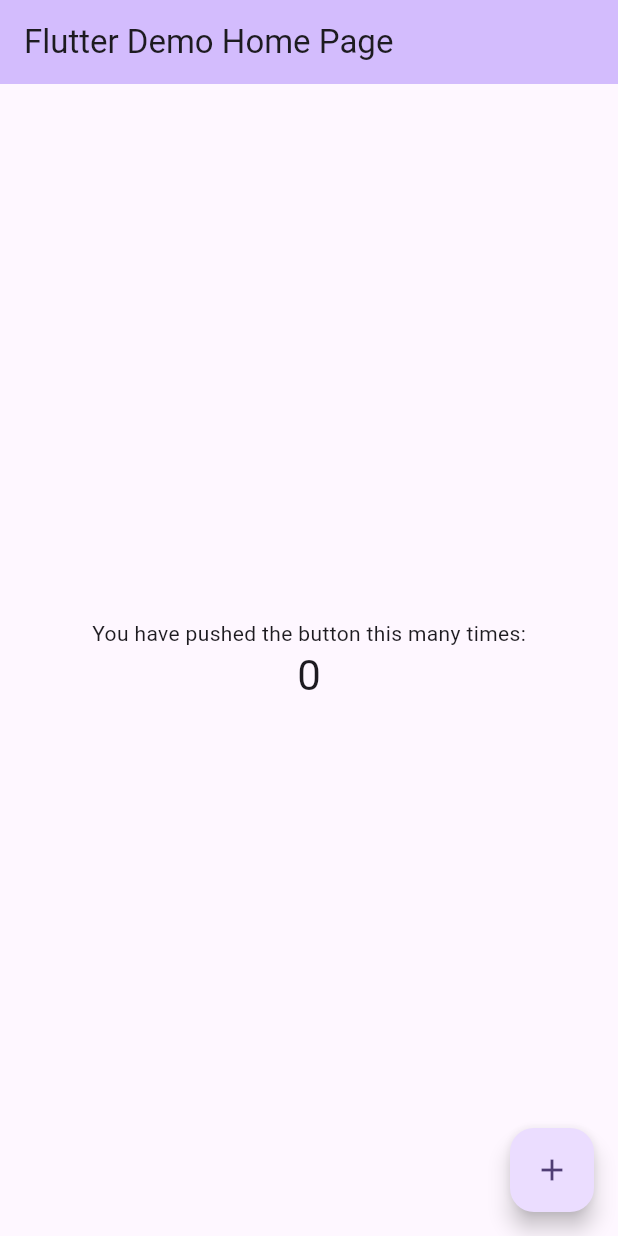
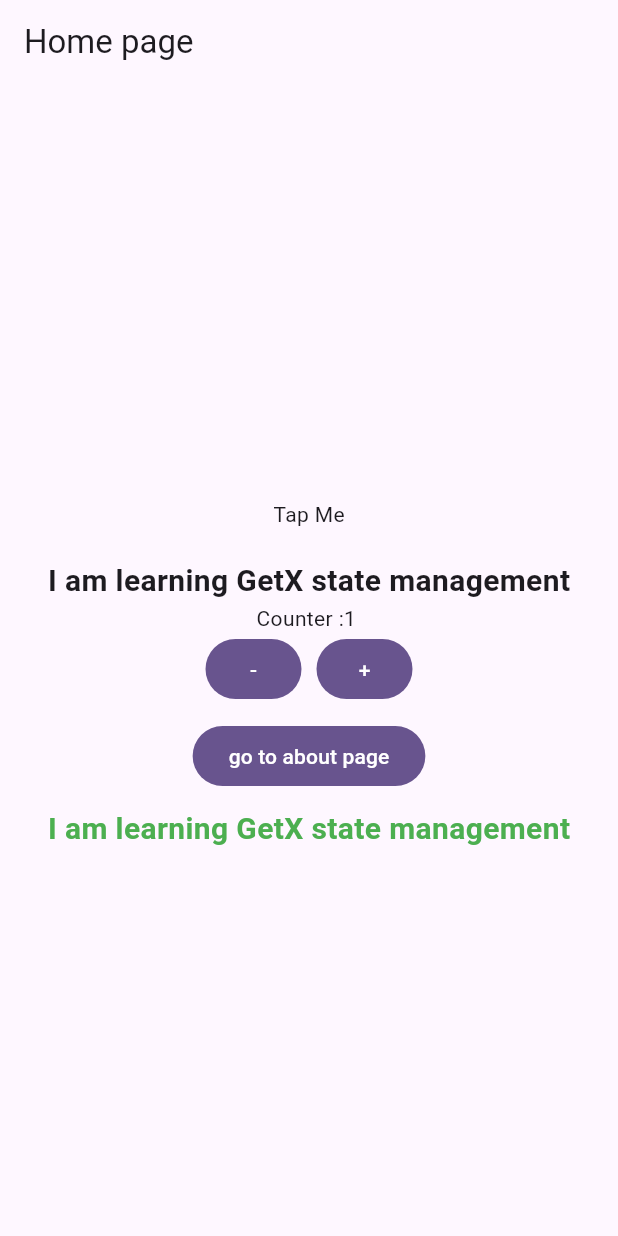
Before and after one commit to PradipJaysawal/Flutter, a Flutter app: the screen it shows after launch, on a phone screen of 412 x 824 dp. Run offline on Flutter 3.47's test engine with Material 3 defaults, Android fonts, the light colour scheme and no system bars; our stand-ins replace gap, get.

Commit message:
stateless & statefull in second of 6day

```diff
--- a/first/lib/utils/app_color.dart
+++ b/first/lib/utils/app_color.dart
@@ -0,0 +1,5 @@
+import 'package:flutter/widgets.dart';
+
+class AppColor {
+  Color get primaryColor => const Color(0xFF6200EE);
+}
--- a/fourth/pubspec.yaml
+++ b/fourth/pubspec.yaml
@@ -34,6 +34,7 @@
   # The following adds the Cupertino Icons font to your application.
   # Use with the CupertinoIcons class for iOS style icons.
   cupertino_icons: ^1.0.8
+  get: ^4.7.3
 
 dev_dependencies:
   flutter_test:
--- /dev/null
+++ b/second/lib/binding/binding.dart
@@ -0,0 +1,9 @@
+import 'package:get/get.dart';
+import 'package:second/controller/controller.dart';
+
+class ControllerBinding extends Bindings {
+  @override
+  void dependencies() {
+    Get.put<CounterController>(CounterController(), permanent: true);
+  }
+}
--- /dev/null
+++ b/second/lib/controller/controller.dart
@@ -0,0 +1,32 @@
+import 'package:get/get.dart';
+
+class CounterController extends GetxController {
+  RxInt counter = 1.obs;
+
+  void increment() {
+    counter.value++;
+    print(counter.value);
+    //condition
+    if (counter > 10) {
+      counter.value = 10;
+      Get.snackbar(
+        "Warning",
+        "Counter cannot be greater than 10",
+        snackPosition: SnackPosition.TOP,
+      );
+    }
+  }
+
+  void decrement() {
+    counter.value--;
+    print(counter.value);
+    if (counter < 1) {
+      counter.value = 1;
+      Get.snackbar(
+        "Warning",
+        "Counter cannot be less than 1",
+        snackPosition: SnackPosition.BOTTOM,
+      );
+    }
+  }
+}
--- a/second/lib/main.dart
+++ b/second/lib/main.dart
@@ -1,4 +1,8 @@
 import 'package:flutter/material.dart';
+import 'package:get/get.dart';
+import 'package:second/binding/binding.dart';
+import 'package:second/view/home.dart';
+import 'package:second/view/home_stateless.dart';
 
 void main() {
   runApp(const MyApp());
@@ -10,113 +14,15 @@
   // This widget is the root of your application.
   @override
   Widget build(BuildContext context) {
-    return MaterialApp(
+    return GetMaterialApp(
+      // Remove the debug banner
+      debugShowCheckedModeBanner: false,
       title: 'Flutter Demo',
-      theme: ThemeData(
-        // This is the theme of your application.
-        //
-        // TRY THIS: Try running your application with "flutter run". You'll see
-        // the application has a purple toolbar. Then, without quitting the app,
-        // try changing the seedColor in the colorScheme below to Colors.green
-        // and then invoke "hot reload" (save your changes or press the "hot
-        // reload" button in a Flutter-supported IDE, or press "r" if you used
-        // the command line to start the app).
-        //
-        // Notice that the counter didn't reset back to zero; the application
-        // state is not lost during the reload. To reset the state, use hot
-        // restart instead.
-        //
-        // This works for code too, not just values: Most code changes can be
-        // tested with just a hot reload.
-        colorScheme: .fromSeed(seedColor: Colors.deepPurple),
-      ),
-      home: const MyHomePage(title: 'Flutter Demo Home Page'),
+      theme: ThemeData(colorScheme: .fromSeed(seedColor: Colors.deepPurple)),
+
+      initialBinding: ControllerBinding(),
+      // home: HomeView(),
+      home: HomeStateless(),
     );
   }
 }
-
-class MyHomePage extends StatefulWidget {
-  const MyHomePage({super.key, required this.title});
-
-  // This widget is the home page of your application. It is stateful, meaning
-  // that it has a State object (defined below) that contains fields that affect
-  // how it looks.
-
-  // This class is the configuration for the state. It holds the values (in this
-  // case the title) provided by the parent (in this case the App widget) and
-  // used by the build method of the State. Fields in a Widget subclass are
-  // always marked "final".
-
-  final String title;
-
-  @override
-  State<MyHomePage> createState() => _MyHomePageState();
-}
-
-class _MyHomePageState extends State<MyHomePage> {
-  int _counter = 0;
-
-  void _incrementCounter() {
-    setState(() {
-      // This call to setState tells the Flutter framework that something has
-      // changed in this State, which causes it to rerun the build method below
-      // so that the display can reflect the updated values. If we changed
-      // _counter without calling setState(), then the build method would not be
-      // called again, and so nothing would appear to happen.
-      _counter++;
-    });
-  }
-
-  @override
-  Widget build(BuildContext context) {
-    // This method is rerun every time setState is called, for instance as done
-    // by the _incrementCounter method above.
-    //
-    // The Flutter framework has been optimized to make rerunning build methods
-    // fast, so that you can just rebuild anything that needs updating rather
-    // than having to individually change instances of widgets.
-    return Scaffold(
-      appBar: AppBar(
-        // TRY THIS: Try changing the color here to a specific color (to
-        // Colors.amber, perhaps?) and trigger a hot reload to see the AppBar
-        // change color while the other colors stay the same.
-        backgroundColor: Theme.of(context).colorScheme.inversePrimary,
-        // Here we take the value from the MyHomePage object that was created by
-        // the App.build method, and use it to set our appbar title.
-        title: Text(widget.title),
-      ),
-      body: Center(
-        // Center is a layout widget. It takes a single child and positions it
-        // in the middle of the parent.
-        child: Column(
-          // Column is also a layout widget. It takes a list of children and
-          // arranges them vertically. By default, it sizes itself to fit its
-          // children horizontally, and tries to be as tall as its parent.
-          //
-          // Column has various properties to control how it sizes itself and
-          // how it positions its children. Here we use mainAxisAlignment to
-          // center the children vertically; the main axis here is the vertical
-          // axis because Columns are vertical (the cross axis would be
-          // horizontal).
-          //
-          // TRY THIS: Invoke "debug painting" (choose the "Toggle Debug Paint"
-          // action in the IDE, or press "p" in the console), to see the
-          // wireframe for each widget.
-          mainAxisAlignment: .center,
-          children: [
-            const Text('You have pushed the button this many times:'),
-            Text(
-              '$_counter',
-              style: Theme.of(context).textTheme.headlineMedium,
-            ),
-          ],
-        ),
-      ),
-      floatingActionButton: FloatingActionButton(
-        onPressed: _incrementCounter,
-        tooltip: 'Increment',
-        child: const Icon(Icons.add),
-      ),
-    );
-  }
-}
--- /dev/null
+++ b/second/lib/utils/app_colors.dart
@@ -0,0 +1,7 @@
+import 'package:flutter/material.dart';
+
+/// This class is used to define the colors used in the app anywhere.
+class AppColors {
+  static const Color primary = Colors.blue;
+  static const Color secondary = Colors.green;
+}
--- /dev/null
+++ b/second/lib/view/home_stateless.dart
@@ -0,0 +1,79 @@
+import 'package:flutter/material.dart';
+import 'package:gap/gap.dart';
+import 'package:get/get.dart';
+import 'package:second/utils/app_colors.dart';
+import 'package:second/view/about_view.dart';
+
+import '../controller/controller.dart';
+
+class HomeStateless extends StatelessWidget {
+  const HomeStateless({super.key});
+
+  @override
+  Widget build(BuildContext context) {
+    var controller = Get.find<CounterController>();
+    print("build");
+
+    return Scaffold(
+      appBar: AppBar(title: const Text('Home page')),
+      body: Obx(() {
+        return Column(
+          mainAxisAlignment: MainAxisAlignment.center,
+          children: [
+            // Container(height: 150, width: 250, color: AppColors.primary),
+            // InkWell(child: Container(height: 150, width: 250)),
+            InkWell(
+              onTap: () {
+                print("Card tapped");
+              },
+              child: Container(
+                padding: const EdgeInsets.all(20),
+                child: const Text("Tap Me"),
+              ),
+            ),
+            Text(
+              "I am learning GetX state management",
+              style: TextStyle(fontSize: 20, fontWeight: FontWeight.bold),
+            ),
+            Text('Counter :${controller.counter} '),
+            Row(
+              mainAxisAlignment: MainAxisAlignment.center,
+              children: [
+                FilledButton(
+                  onPressed: () {
+                    controller.decrement();
+                  },
+                  child: Text('-'),
+                ),
+                Gap(10),
+                FilledButton(
+                  onPressed: () {
+                    controller.increment();
+                  },
+                  child: Text('+'),
+                ),
+              ],
+            ),
+            Gap(10),
+            FilledButton(
+              onPressed: () {
+                Get.to(AboutView());
+              },
+              child: Text("go to about page"),
+            ),
+            Gap(10),
+            Text(
+              "I am learning GetX state management",
+              style: TextStyle(
+                fontSize: 20,
+                fontWeight: FontWeight.bold,
+                color: AppColors.secondary,
+              ),
+            ),
+          ],
+        );
+      }),
+    );
+    ;
+  }
+}
--- a/second/pubspec.yaml
+++ b/second/pubspec.yaml
@@ -34,6 +34,8 @@
   # The following adds the Cupertino Icons font to your application.
   # Use with the CupertinoIcons class for iOS style icons.
   cupertino_icons: ^1.0.8
+  get: ^4.7.3
+  gap: ^3.0.1
 
 dev_dependencies:
   flutter_test:
--- a/third/pubspec.yaml
+++ b/third/pubspec.yaml
@@ -34,6 +34,7 @@
   # The following adds the Cupertino Icons font to your application.
   # Use with the CupertinoIcons class for iOS style icons.
   cupertino_icons: ^1.0.8
+  get: ^4.7.3
 
 dev_dependencies:
   flutter_test:
```
Also changed, not shown: second/lib/view/about_view.dart (added, +43 -0 lines), second/lib/view/home.dart (added, +56 -0 lines), fourth/pubspec.lock, second/pubspec.lock, third/pubspec.lock.
